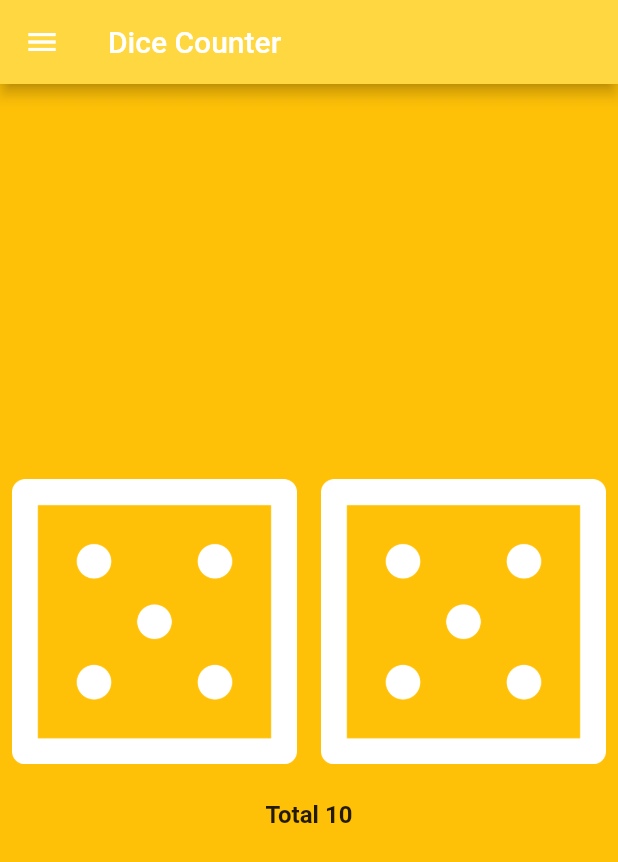
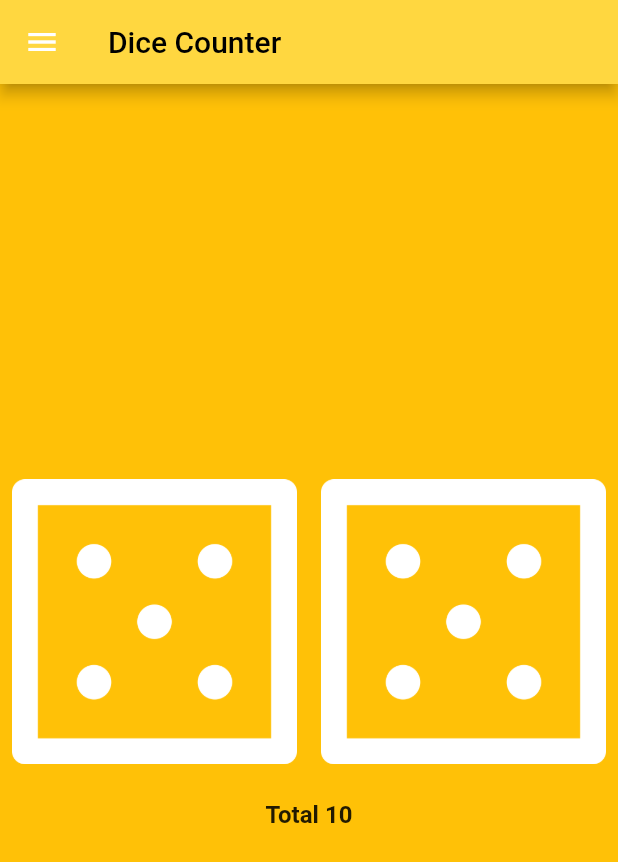
Before and after one commit to Mugilan-Codes/flutter-mobx-practice, a Flutter app: the DiceCounterScreen screen opened directly, on a phone screen of 412 x 824 dp. Shown: the top 862 px of the screen. Run offline on Flutter 3.47's test engine with Material 2 defaults, Android fonts, the phone set to English and light mode, and no system bars; our stand-ins replace flutter_mobx, mobx; generated files the repository leaves out were written again; Roboto replaces fonts that are missing (Verdana).

Commit message:
add dice counter colors

```diff
--- a/lib/screens/dice_counter/dice_counter_screen.dart
+++ b/lib/screens/dice_counter/dice_counter_screen.dart
@@ -15,7 +15,10 @@ class DiceCounterScreen extends StatelessWidget {
     return Scaffold(
       backgroundColor: Colors.amber,
       appBar: AppBar(
-        title: Text(title),
+        title: Text(
+          title,
+          style: const TextStyle(color: Colors.black),
+        ),
         backgroundColor: Colors.amberAccent,
       ),
       drawer: const NavigationDrawerWidget(),
```
